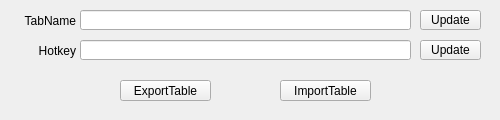
Old version of the form QKeyMapper/qtablesetupdialog.ui in the repository Zalafina/QKeyMapper.
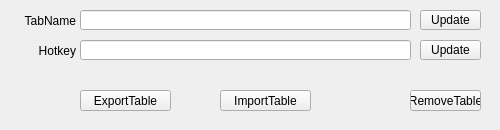
New version of the form.

Commit message: Add ExportDataTable & ImportDataTable button.

What changed in the file:
```diff
--- a/QKeyMapper/qtablesetupdialog.ui
+++ b/QKeyMapper/qtablesetupdialog.ui
@@ -7,7 +7,7 @@
     <x>0</x>
     <y>0</y>
     <width>500</width>
-    <height>120</height>
+    <height>130</height>
    </rect>
   </property>
   <property name="sizePolicy">
@@ -19,13 +19,13 @@
   <property name="minimumSize">
    <size>
     <width>500</width>
-    <height>120</height>
+    <height>130</height>
    </size>
   </property>
   <property name="maximumSize">
    <size>
     <width>500</width>
-    <height>120</height>
+    <height>130</height>
    </size>
   </property>
   <property name="windowTitle">
@@ -124,8 +124,8 @@
   <widget class="QPushButton" name="exportTableButton">
    <property name="geometry">
     <rect>
-     <x>120</x>
-     <y>80</y>
+     <x>80</x>
+     <y>90</y>
      <width>91</width>
      <height>21</height>
     </rect>
@@ -143,8 +143,8 @@
   <widget class="QPushButton" name="importTableButton">
    <property name="geometry">
     <rect>
-     <x>280</x>
-     <y>80</y>
+     <x>220</x>
+     <y>90</y>
      <width>91</width>
      <height>21</height>
     </rect>
@@ -159,6 +159,25 @@
     <bool>false</bool>
    </property>
   </widget>
+  <widget class="QPushButton" name="removeTableButton">
+   <property name="geometry">
+    <rect>
+     <x>410</x>
+     <y>90</y>
+     <width>71</width>
+     <height>21</height>
+    </rect>
+   </property>
+   <property name="focusPolicy">
+    <enum>Qt::FocusPolicy::NoFocus</enum>
+   </property>
+   <property name="text">
+    <string>RemoveTable</string>
+   </property>
+   <property name="autoDefault">
+    <bool>false</bool>
+   </property>
+  </widget>
  </widget>
  <resources/>
  <connections/>
```
The commit also changes 8 other files.
